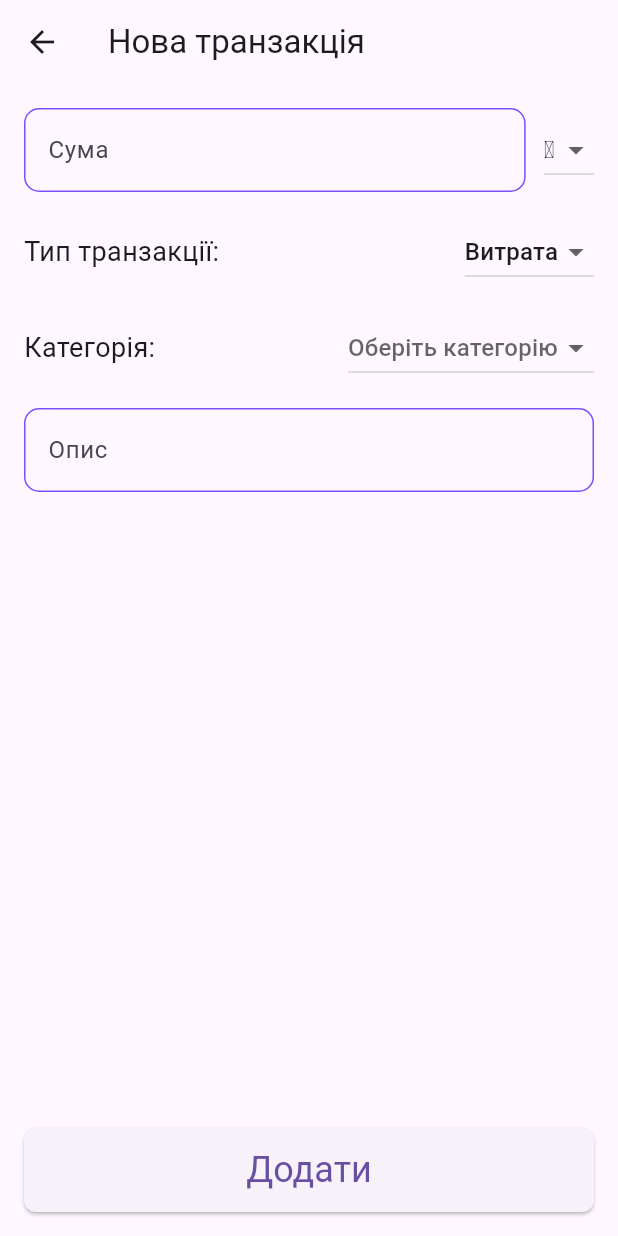
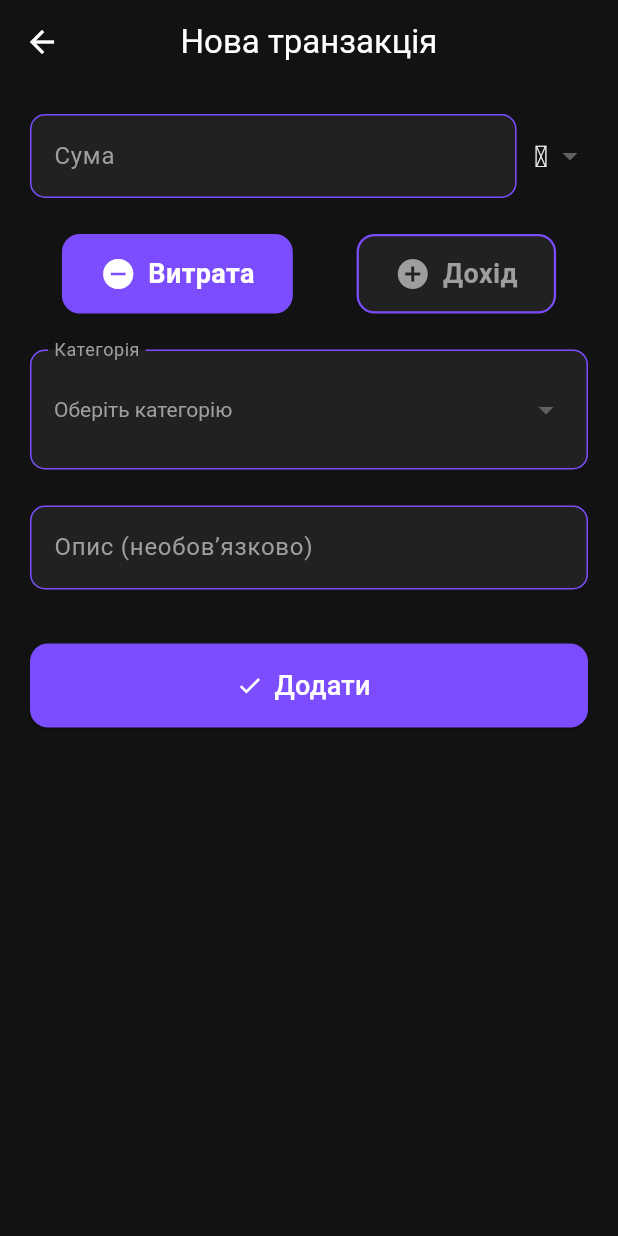
Before and after one commit to Sensornyy/assety, a Flutter app: the screen it shows after launch, after a tap on the "add" icon, on a phone screen of 412 x 824 dp. Run offline on Flutter 3.47's test engine with Material 3 defaults, Android fonts, the phone set to English and light mode, and no system bars; our stand-ins replace bloc, dio, firebase_auth, firebase_core, fl_chart, flutter_bloc and 6 more; missing offline and left inert: talker_dio_logger; accounts and stored records are empty; generated files the repository leaves out were written again.

```diff
--- a/lib/app.dart
+++ b/lib/app.dart
@@ -17,6 +17,7 @@ class App extends StatelessWidget {
         )
       ],
       child: MaterialApp(
+        debugShowCheckedModeBanner: false,
         theme: ThemeData(
           textTheme: TextTheme(
             bodyMedium: TextStyle(fontSize: 18),
--- a/lib/features/home/presentation/screen/home_screen.dart
+++ b/lib/features/home/presentation/screen/home_screen.dart
@@ -1,3 +1,4 @@
+import 'package:assety/features/analytics/presentation/screens/chart_screen.dart';
 import 'package:assety/features/transactions/presentation/screens/transactions_screen.dart';
 import 'package:flutter/material.dart';
 
@@ -13,10 +14,10 @@ class _HomeScreenState extends State<HomeScreen> {
 
   final List<Widget> _pages = const [
     TransactionsScreen(), // Home
-    // AnalyticsScreen(),    // Analytics (заглушка)
+    AnalyticsScreen(),    // Analytics (заглушка)
     // ProfileScreen(),      // Profile (заглушка)
 
-    TransactionsScreen(),
+    // TransactionsScreen(),
     TransactionsScreen(),
   ];
 
--- a/lib/features/transactions/presentation/screens/add_transaction_screen.dart
+++ b/lib/features/transactions/presentation/screens/add_transaction_screen.dart
@@ -32,125 +32,193 @@ class _AddTransactionScreenState extends State<AddTransactionScreen> {
   @override
   Widget build(BuildContext context) {
     final bloc = context.read<TransactionsBloc>();
+    final isDark = Theme.of(context).brightness == Brightness.dark;
 
     return Scaffold(
-      appBar: AppBar(title: const Text('Нова транзакція')),
-      body: Padding(
-        padding: const EdgeInsets.all(16),
+      backgroundColor: const Color(0xFF121212),
+      appBar: AppBar(
+        backgroundColor: const Color(0xFF121212),
+        foregroundColor: Colors.white,
+        title: const Text('Нова транзакція'),
+        centerTitle: true,
+      ),
+      body: SingleChildScrollView(
+        padding: const EdgeInsets.all(20),
         child: Column(
           children: [
+            // Сума + Валюта
             Row(
               children: [
                 Expanded(
                   child: TextField(
                     controller: _amountController,
                     keyboardType: TextInputType.number,
-                    decoration: const InputDecoration(labelText: 'Сума'),
+                    style: const TextStyle(color: Colors.white),
+                    decoration: InputDecoration(
+                      labelText: 'Сума',
+                      labelStyle: const TextStyle(color: Colors.grey),
+                      filled: true,
+                      fillColor: Colors.grey.shade900,
+                      border: OutlineInputBorder(
+                        borderRadius: BorderRadius.circular(12),
+                      ),
+                    ),
                   ),
                 ),
                 const SizedBox(width: 12),
                 DropdownButton<String>(
                   value: _selectedCurrency,
+                  dropdownColor: Colors.grey.shade900,
+                  style: const TextStyle(color: Colors.white),
+                  underline: Container(),
                   items: currencySymbols.keys.map((code) {
                     return DropdownMenuItem(
                       value: code,
-                      child: Text(currencySymbols[code]!),
+                      child: Text(
+                        currencySymbols[code]!,
+                        style: TextStyle(fontSize: 20),
+                      ),
                     );
                   }).toList(),
                   onChanged: (value) {
                     if (value != null) {
-                      setState(() {
-                        _selectedCurrency = value;
-                      });
+                      setState(() => _selectedCurrency = value);
                     }
                   },
                 ),
               ],
             ),
+            const SizedBox(height: 24),
 
-            const SizedBox(height: 16),
+            // Тип транзакції
             Row(
-              mainAxisAlignment: MainAxisAlignment.spaceBetween,
+              mainAxisAlignment: MainAxisAlignment.spaceAround,
               children: [
-                const Text('Тип транзакції:'),
-                DropdownButton<bool>(
-                  value: _isExpense,
-                  items: const [
-                    DropdownMenuItem(value: true, child: Text('Витрата')),
-                    DropdownMenuItem(value: false, child: Text('Дохід')),
-                  ],
-                  onChanged: (value) {
-                    if (value != null) {
-                      setState(() => _isExpense = value);
-                    }
-                  },
-                ),
+                _buildTypeButton(true, Icons.remove_circle, 'Витрата'),
+                _buildTypeButton(false, Icons.add_circle, 'Дохід'),
               ],
             ),
-            const SizedBox(height: 16),
-            Row(
-              mainAxisAlignment: MainAxisAlignment.spaceBetween,
-              children: [
-                const Text('Категорія:'),
-                DropdownButton<String>(
+            const SizedBox(height: 24),
+
+            // Категорія
+            InputDecorator(
+              decoration: InputDecoration(
+                labelText: 'Категорія',
+                labelStyle: const TextStyle(color: Colors.grey),
+                filled: true,
+                fillColor: Colors.grey.shade900,
+                border: OutlineInputBorder(borderRadius: BorderRadius.circular(12)),
+              ),
+              child: DropdownButtonHideUnderline(
+                child: DropdownButton<String>(
                   value: _selectedCategory,
-                  hint: const Text('Оберіть категорію'),
-                  items: categoryIcons.keys.map((categoryName) {
+                  hint: const Text('Оберіть категорію', style: TextStyle(color: Colors.grey)),
+                  dropdownColor: Colors.grey.shade900,
+                  style: const TextStyle(color: Colors.white),
+                  isExpanded: true,
+                  items: categoryIcons.keys.map((name) {
                     return DropdownMenuItem(
-                      value: categoryName,
+                      value: name,
                       child: Row(
                         children: [
-                          Icon(categoryIcons[categoryName]),
+                          Icon(categoryIcons[name], color: Colors.white),
                           const SizedBox(width: 8),
-                          Text(categoryName),
+                          Text(name),
                         ],
                       ),
                     );
                   }).toList(),
                   onChanged: (value) {
-                    setState(() {
-                      _selectedCategory = value;
-                    });
+                    setState(() => _selectedCategory = value);
                   },
                 ),
-              ],
+              ),
             ),
-            const SizedBox(height: 16),
+            const SizedBox(height: 24),
+
+            // Опис
             TextField(
               controller: _descriptionController,
-              decoration: const InputDecoration(labelText: 'Опис'),
+              style: const TextStyle(color: Colors.white),
+              decoration: InputDecoration(
+                labelText: 'Опис (необов’язково)',
+                labelStyle: const TextStyle(color: Colors.grey),
+                filled: true,
+                fillColor: Colors.grey.shade900,
+                border: OutlineInputBorder(borderRadius: BorderRadius.circular(12)),
+              ),
             ),
-            const Spacer(),
+            const SizedBox(height: 36),
+
+            // Кнопка
+            // Кнопка "Додати" (оновлений стиль)
             SizedBox(
               width: double.infinity,
               height: 56,
-              child: ElevatedButton(
+              child: ElevatedButton.icon(
                 onPressed: () {
                   if (_amountController.text.isEmpty || _selectedCategory == null) {
                     ScaffoldMessenger.of(context).showSnackBar(
-                      const SnackBar(content: Text('Заповніть всі поля')),
+                      const SnackBar(content: Text('Заповніть всі обов’язкові поля')),
                     );
                     return;
                   }
-                  final random = Random();
 
                   final transaction = TransactionEntity(
                     amount: double.tryParse(_amountController.text) ?? 0.0,
                     description: _descriptionController.text,
                     isExpense: _isExpense,
-                    category: CategoryEntity(id: random.nextInt(10000), name: _selectedCategory!),
+                    category: CategoryEntity(
+                      id: Random().nextInt(10000),
+                      name: _selectedCategory!,
+                    ),
                   );
 
                   bloc.add(AddTransaction(transaction));
                   Navigator.pop(context);
                 },
+                icon: const Icon(
+                  Icons.check,
+                  color: Colors.white,
+                ),
+                label: const Text(
+                  'Додати',
+                  style: TextStyle(fontSize: 18),
+                ),
                 style: ElevatedButton.styleFrom(
-                  textStyle: Theme.of(context).textTheme.headlineSmall,
-                  shape: RoundedRectangleBorder(
-                    borderRadius: BorderRadius.circular(8),
-                  ),
+                  backgroundColor: Colors.deepPurpleAccent,
+                  foregroundColor: Colors.white,
+                  textStyle: Theme.of(context).textTheme.titleMedium,
+                  shape: RoundedRectangleBorder(borderRadius: BorderRadius.circular(12)),
                 ),
-                child: const Text('Додати'),
+              ),
+            ),
+          ],
+        ),
+      ),
+    );
+  }
+
+  Widget _buildTypeButton(bool isExpenseType, IconData icon, String label) {
+    final isSelected = _isExpense == isExpenseType;
+    return GestureDetector(
+      onTap: () => setState(() => _isExpense = isExpenseType),
+      child: Container(
+        padding: const EdgeInsets.symmetric(vertical: 12, horizontal: 24),
+        decoration: BoxDecoration(
+          color: isSelected ? Colors.deepPurpleAccent : Colors.grey.shade900,
+          borderRadius: BorderRadius.circular(12),
+          border: Border.all(color: Colors.deepPurpleAccent, width: 1.5),
+        ),
+        child: Row(
+          children: [
+            Icon(icon, color: isSelected ? Colors.white : Colors.grey),
+            const SizedBox(width: 8),
+            Text(
+              label,
+              style: TextStyle(
+                color: isSelected ? Colors.white : Colors.grey,
+                fontWeight: FontWeight.bold,
               ),
             ),
           ],
--- a/lib/features/transactions/presentation/widgets/balance_card.dart
+++ b/lib/features/transactions/presentation/widgets/balance_card.dart
@@ -24,7 +24,7 @@ class BalanceCard extends StatelessWidget {
           ),
           const SizedBox(height: 8),
           Text(
-            '₴${balance.toStringAsFixed(2)}',
+            '${balance.toStringAsFixed(2)} ₴',
             style: const TextStyle(
               color: Colors.white,
               fontWeight: FontWeight.bold,
--- a/pubspec.yaml
+++ b/pubspec.yaml
@@ -30,6 +30,7 @@ dependencies:
   cached_network_image: ^3.4.1
   url_launcher: ^6.2.6
   sqflite: ^2.4.1
+  fl_chart: ^0.71.0
 dev_dependencies:
   build_runner: ^2.4.10
   flutter_test:
```
Also changed, not shown: lib/features/analytics/presentation/screens/chart_screen.dart (added, +200 -0 lines), lib/features/analytics/presentation/screens/notifications_screen.dart (added, +122 -0 lines), lib/features/transactions/presentation/screens/transactions_screen.dart (+4 -3 lines), pubspec.lock.
